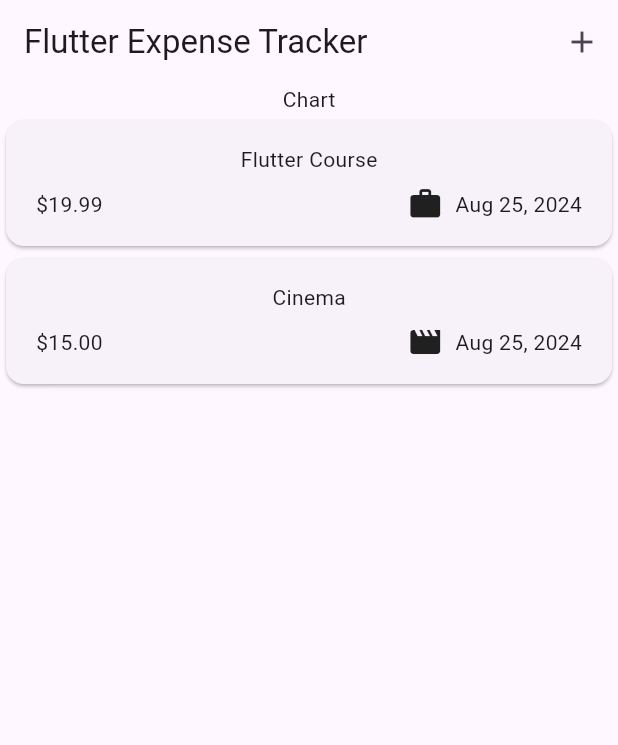
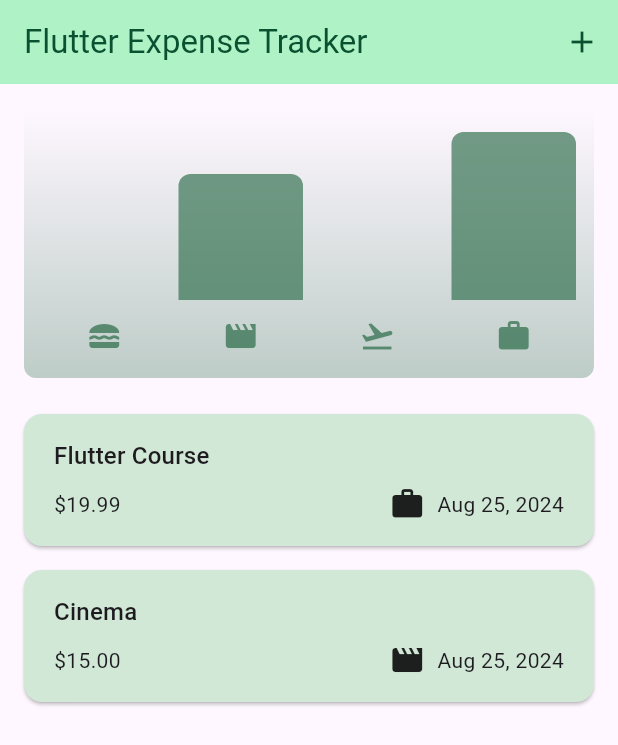
Before and after one commit to SlzAnd/expense_tracker, a Flutter app: the screen it shows after launch, on a phone screen of 412 x 824 dp. Shown: the top 745 px of the screen. Run offline on Flutter 3.47's test engine with Material 3 defaults, Android fonts, the phone set to English and light mode, and no system bars.

Commit message:
Added deletion function using side-swipe, Undo snackbar message after deletion. Added Chart to the main screen. Added different themes for light/dark modes.

```diff
--- a/lib/main.dart
+++ b/lib/main.dart
@@ -1,5 +1,12 @@
 import 'package:expense_tracker/widgets/expenses.dart';
 import 'package:flutter/material.dart';
+
+var kColorScheme =
+    ColorScheme.fromSeed(seedColor: const Color.fromARGB(255, 34, 64, 46));
+var kDarkColorScheme = ColorScheme.fromSeed(
+  seedColor: const Color.fromARGB(255, 5, 38, 47),
+  brightness: Brightness.dark,
+);
 
 void main() {
   runApp(const MainApp());
@@ -10,8 +17,50 @@ class MainApp extends StatelessWidget {
 
   @override
   Widget build(BuildContext context) {
-    return const MaterialApp(
-      home: Expenses(),
+    return MaterialApp(
+      darkTheme: ThemeData.dark().copyWith(
+        colorScheme: kDarkColorScheme,
+        cardTheme: const CardTheme().copyWith(
+          margin: const EdgeInsets.symmetric(
+            horizontal: 16,
+            vertical: 8,
+          ),
+        ),
+        elevatedButtonTheme: ElevatedButtonThemeData(
+          style: ElevatedButton.styleFrom(
+            backgroundColor: kDarkColorScheme.secondaryContainer,
+          ),
+        ),
+        appBarTheme: const AppBarTheme().copyWith(
+          backgroundColor: kDarkColorScheme.surface,
+          foregroundColor: kDarkColorScheme.onSurface,
+        ),
+        bottomSheetTheme: const BottomSheetThemeData().copyWith(
+          backgroundColor: kDarkColorScheme.surface,
+        ),
+      ),
+      theme: ThemeData().copyWith(
+        colorScheme: kColorScheme,
+        appBarTheme: AppBarTheme().copyWith(
+          backgroundColor: kColorScheme.primaryContainer,
+          foregroundColor: kColorScheme.onPrimaryContainer,
+        ),
+        cardTheme: const CardTheme().copyWith(
+          color: kColorScheme.secondaryContainer,
+          margin: const EdgeInsets.symmetric(
+            horizontal: 16,
+            vertical: 8,
+          ),
+        ),
+        elevatedButtonTheme: ElevatedButtonThemeData(
+          style: ElevatedButton.styleFrom(
+            backgroundColor: kColorScheme.secondaryContainer,
+          ),
+        ),
+        textTheme: ThemeData().textTheme,
+      ),
+      home: const Expenses(),
+      themeMode: ThemeMode.system,
     );
   }
 }
--- a/lib/models/expense.dart
+++ b/lib/models/expense.dart
@@ -33,3 +33,25 @@ class Expense {
     return formatter.format(date);
   }
 }
+
+class ExpenseBucket {
+  ExpenseBucket({required this.category, required this.expenses});
+
+  ExpenseBucket.forCategory(List<Expense> allExpenses, this.category)
+      : expenses = allExpenses
+            .where((expense) => expense.category == category)
+            .toList();
+
+  final Category category;
+  final List<Expense> expenses;
+
+  double get totalExpenses {
+    double sum = 0;
+
+    for (final expense in expenses) {
+      sum += expense.amount;
+    }
+
+    return sum;
+  }
+}
--- /dev/null
+++ b/lib/widgets/chart/chart.dart
@@ -0,0 +1,95 @@
+import 'package:flutter/material.dart';
+
+import 'package:expense_tracker/widgets/chart/chart_bar.dart';
+import 'package:expense_tracker/models/expense.dart';
+
+class Chart extends StatelessWidget {
+  const Chart({super.key, required this.expenses});
+
+  final List<Expense> expenses;
+
+  List<ExpenseBucket> get buckets {
+    return [
+      ExpenseBucket.forCategory(expenses, Category.food),
+      ExpenseBucket.forCategory(expenses, Category.leisure),
+      ExpenseBucket.forCategory(expenses, Category.travel),
+      ExpenseBucket.forCategory(expenses, Category.work),
+    ];
+  }
+
+  double get maxTotalExpense {
+    double maxTotalExpense = 0;
+
+    for (final bucket in buckets) {
+      if (bucket.totalExpenses > maxTotalExpense) {
+        maxTotalExpense = bucket.totalExpenses;
+      }
+    }
+
+    return maxTotalExpense;
+  }
+
+  @override
+  Widget build(BuildContext context) {
+    final isDarkMode =
+        MediaQuery.of(context).platformBrightness == Brightness.dark;
+    return Container(
+      margin: const EdgeInsets.all(16),
+      padding: const EdgeInsets.symmetric(
+        vertical: 16,
+        horizontal: 8,
+      ),
+      width: double.infinity,
+      height: 180,
+      decoration: BoxDecoration(
+        borderRadius: BorderRadius.circular(8),
+        gradient: LinearGradient(
+          colors: [
+            Theme.of(context).colorScheme.primary.withOpacity(0.3),
+            Theme.of(context).colorScheme.primary.withOpacity(0.0)
+          ],
+          begin: Alignment.bottomCenter,
+          end: Alignment.topCenter,
+        ),
+      ),
+      child: Column(
+        children: [
+          Expanded(
+            child: Row(
+              crossAxisAlignment: CrossAxisAlignment.end,
+              children: [
+                for (final bucket in buckets) // alternative to map()
+                  ChartBar(
+                    fill: bucket.totalExpenses == 0
+                        ? 0
+                        : bucket.totalExpenses / maxTotalExpense,
+                  )
+              ],
+            ),
+          ),
+          const SizedBox(height: 12),
+          Row(
+            children: buckets
+                .map(
+                  (bucket) => Expanded(
+                    child: Padding(
+                      padding: const EdgeInsets.symmetric(horizontal: 4),
+                      child: Icon(
+                        categoryIcons[bucket.category],
+                        color: isDarkMode
+                            ? Theme.of(context).colorScheme.secondary
+                            : Theme.of(context)
+                                .colorScheme
+                                .primary
+                                .withOpacity(0.7),
+                      ),
+                    ),
+                  ),
+                )
+                .toList(),
+          )
+        ],
+      ),
+    );
+  }
+}
--- /dev/null
+++ b/lib/widgets/chart/chart_bar.dart
@@ -0,0 +1,34 @@
+import 'package:flutter/material.dart';
+
+class ChartBar extends StatelessWidget {
+  const ChartBar({
+    super.key,
+    required this.fill,
+  });
+
+  final double fill;
+
+  @override
+  Widget build(BuildContext context) {
+    final isDarkMode =
+        MediaQuery.of(context).platformBrightness == Brightness.dark;
+    return Expanded(
+      child: Padding(
+        padding: const EdgeInsets.symmetric(horizontal: 4),
+        child: FractionallySizedBox(
+          heightFactor: fill,
+          child: DecoratedBox(
+            decoration: BoxDecoration(
+              shape: BoxShape.rectangle,
+              borderRadius:
+                  const BorderRadius.vertical(top: Radius.circular(8)),
+              color: isDarkMode
+                  ? Theme.of(context).colorScheme.secondary
+                  : Theme.of(context).colorScheme.primary.withOpacity(0.65),
+            ),
+          ),
+        ),
+      ),
+    );
+  }
+}
--- a/lib/widgets/expenses.dart
+++ b/lib/widgets/expenses.dart
@@ -1,3 +1,4 @@
+import 'package:expense_tracker/widgets/chart/chart.dart';
 import 'package:expense_tracker/widgets/expenses_list/expenses_list.dart';
 import 'package:expense_tracker/models/expense.dart';
 import 'package:expense_tracker/widgets/new_expense.dart';
@@ -30,6 +31,28 @@ class _ExpensesState extends State<Expenses> {
     });
   }
 
+  void _removeExpense(Expense expense) {
+    final expenseIndex = _registeredExpenses.indexOf(expense);
+    setState(() {
+      _registeredExpenses.remove(expense);
+    });
+    ScaffoldMessenger.of(context).clearSnackBars();
+    ScaffoldMessenger.of(context).showSnackBar(
+      SnackBar(
+        duration: const Duration(seconds: 3),
+        content: Text('Expense: ${expense.title} was deleted'),
+        action: SnackBarAction(
+          label: 'Undo',
+          onPressed: () {
+            setState(() {
+              _registeredExpenses.insert(expenseIndex, expense);
+            });
+          },
+        ),
+      ),
+    );
+  }
+
   void _openAddExpenseOverlay() {
     showModalBottomSheet(
       isScrollControlled: true,
@@ -42,6 +65,16 @@ class _ExpensesState extends State<Expenses> {
 
   @override
   Widget build(BuildContext context) {
+    Widget mainContent = const Center(
+      child: Text('No expenses found. Start adding some!'),
+    );
+
+    if (_registeredExpenses.isNotEmpty) {
+      mainContent = ExpensesList(
+        expenses: _registeredExpenses,
+        onRemoveExpense: _removeExpense,
+      );
+    }
     return Scaffold(
       appBar: AppBar(
         title: const Text('Flutter Expense Tracker'),
@@ -54,8 +87,10 @@ class _ExpensesState extends State<Expenses> {
       ),
       body: Column(
         children: [
-          const Text('Chart'),
-          Expanded(child: ExpensesList(expenses: _registeredExpenses)),
+          Chart(expenses: _registeredExpenses),
+          Expanded(
+            child: mainContent,
+          ),
         ],
       ),
     );
--- a/lib/widgets/expenses_list/expense_item.dart
+++ b/lib/widgets/expenses_list/expense_item.dart
@@ -8,15 +8,24 @@ class ExpenseItem extends StatelessWidget {
 
   @override
   Widget build(BuildContext context) {
+    final isDarkMode =
+        MediaQuery.of(context).platformBrightness == Brightness.dark;
     return Card(
+      color: isDarkMode
+          ? Theme.of(context).colorScheme.secondaryContainer
+          : Theme.of(context).cardTheme.color,
       child: Padding(
         padding: const EdgeInsets.symmetric(
           horizontal: 20,
           vertical: 16,
         ),
         child: Column(
+          crossAxisAlignment: CrossAxisAlignment.start,
           children: [
-            Text(expense.title),
+            Text(
+              expense.title,
+              style: Theme.of(context).textTheme.titleMedium,
+            ),
             const SizedBox(
               height: 8,
             ),
--- a/lib/widgets/expenses_list/expenses_list.dart
+++ b/lib/widgets/expenses_list/expenses_list.dart
@@ -3,19 +3,28 @@ import 'package:expense_tracker/widgets/expenses_list/expense_item.dart';
 import 'package:flutter/material.dart';
 
 class ExpensesList extends StatelessWidget {
-  const ExpensesList({
-    super.key,
-    required this.expenses,
-  });
+  const ExpensesList(
+      {super.key, required this.expenses, required this.onRemoveExpense});
 
   final List<Expense> expenses;
+  final void Function(Expense expense) onRemoveExpense;
 
   @override
   Widget build(BuildContext context) {
     return ListView.builder(
       itemCount: expenses.length,
-      itemBuilder: (ctx, index) => ExpenseItem(
-        expenses[index],
+      itemBuilder: (ctx, index) => Dismissible(
+        background: Container(
+          color: Theme.of(context).colorScheme.errorContainer,
+          margin: Theme.of(context).cardTheme.margin,
+        ),
+        key: ValueKey(expenses[index]),
+        onDismissed: (direction) {
+          onRemoveExpense(expenses[index]);
+        },
+        child: ExpenseItem(
+          expenses[index],
+        ),
       ),
     );
   }
```
